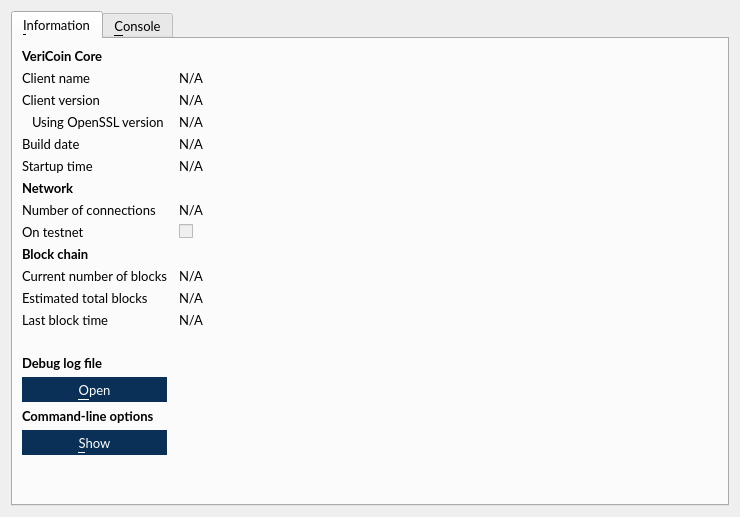
Before: the Qt Designer form src/qt/forms/rpcconsole.ui in VeriConomy/vericoin, drawn with Qt 5.
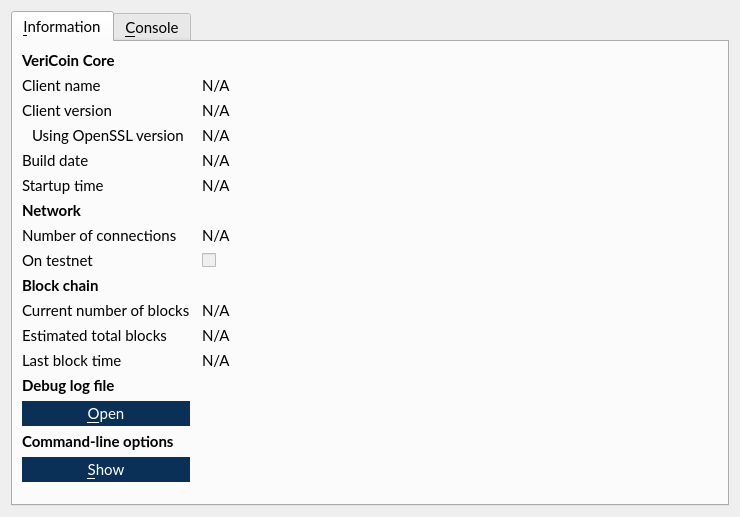
After: the same form once the commit is applied. The open tabs and pages were chosen to show the change. Icons and pictures are not drawn.

The edit to the form file:
```diff
--- a/src/qt/forms/rpcconsole.ui
+++ b/src/qt/forms/rpcconsole.ui
@@ -19,7 +19,7 @@
      <property name="font">
       <font>
        <family>Lato</family>
-       <pointsize>10</pointsize>
+       <pointsize>11</pointsize>
       </font>
      </property>
      <property name="currentIndex">
@@ -336,7 +336,7 @@
          <property name="font">
           <font>
            <family>Lato</family>
-           <pointsize>10</pointsize>
+           <pointsize>11</pointsize>
           </font>
          </property>
          <property name="toolTip">
@@ -378,7 +378,7 @@
          <property name="font">
           <font>
            <family>Lato</family>
-           <pointsize>10</pointsize>
+           <pointsize>11</pointsize>
           </font>
          </property>
          <property name="toolTip">
```
